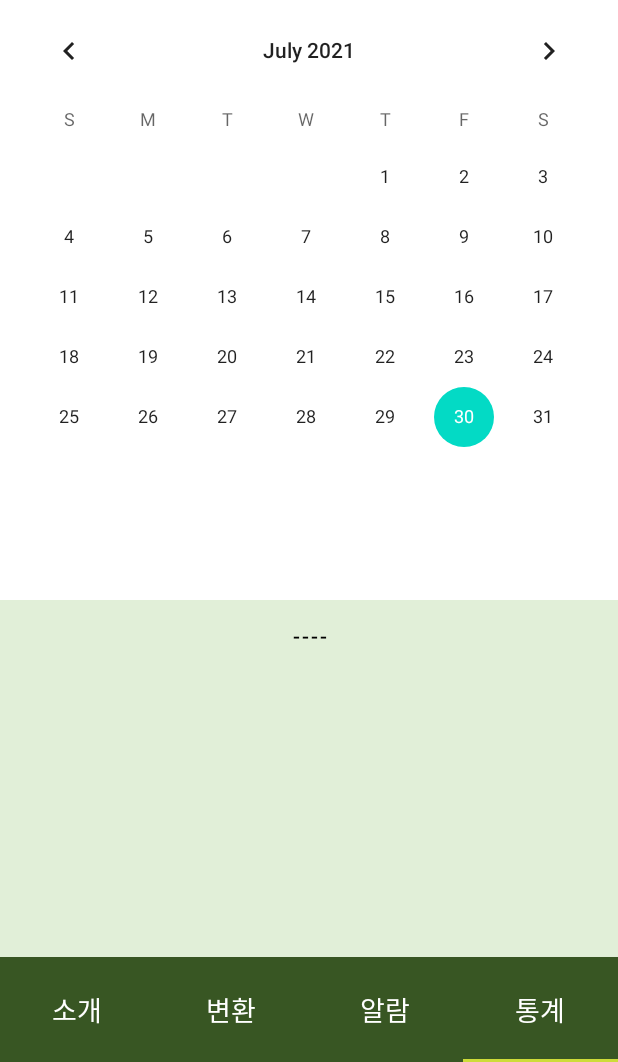
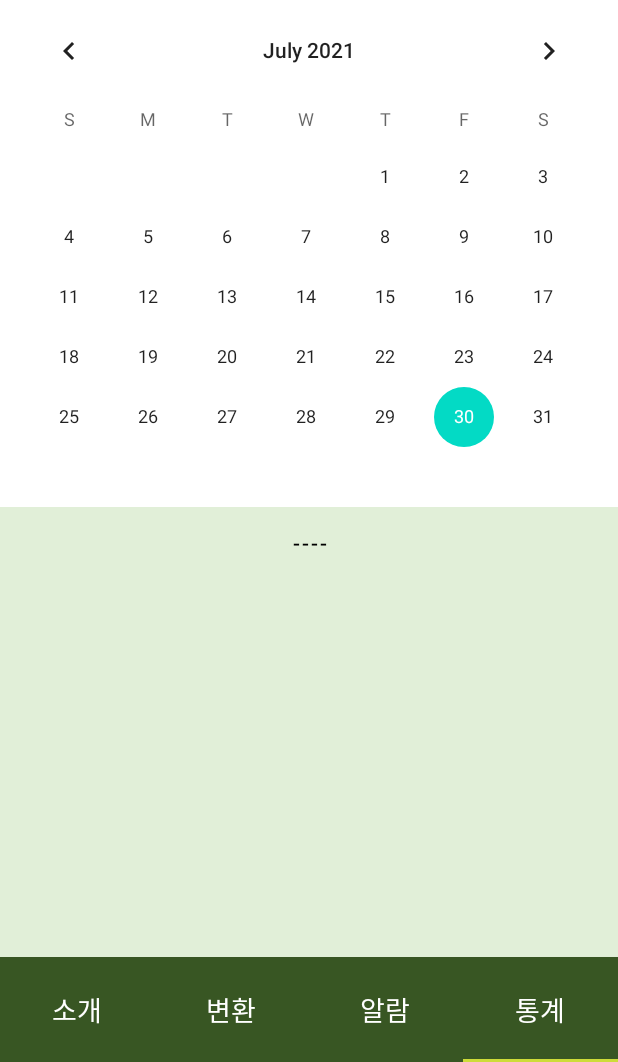
Before and after one commit to MinYeongPark/Ecoworker, an Android app: the screen it shows after launch (MainActivity), item 4 of the bottom bar chosen, on a phone screen of 412 x 824 dp, the part 174-1236 px from its top. Run offline under Robolectric (Android 15) with nearby library versions, the phone set to English and light mode, and no system bars.

Commit message:
잘 될지 모르겠지만

```diff
--- a/app/src/main/java/org/techtown/ecoworker/MainActivity.java
+++ b/app/src/main/java/org/techtown/ecoworker/MainActivity.java
@@ -1,8 +1,13 @@
 package org.techtown.ecoworker;
 
+import androidx.annotation.NonNull;
 import androidx.appcompat.app.AppCompatActivity;
 
+import android.media.Image;
 import android.os.Bundle;
+import android.view.View;
+import android.widget.ImageButton;
+import android.widget.Toast;
 
 import com.google.android.material.tabs.TabLayout;
 
@@ -17,6 +22,7 @@ public class MainActivity extends AppCompatActivity {
     fragment_change fragment2;
     fragment_alarm fragment3;
     fragment_stat fragment4;
+    ImageButton profile;
 
     @Override
     protected void onCreate(Bundle savedInstanceState) {
@@ -61,5 +67,14 @@ public class MainActivity extends AppCompatActivity {
 
             }
         });
+
+        profile = (ImageButton) findViewById(R.id.profile);
+        profile.setOnClickListener(new View.OnClickListener(){
+         public void onClick(View v){
+             Toast.makeText(getApplicationContext(), "눌린 거 확인용",
+                     Toast.LENGTH_SHORT).show();
+
+            }
+        });
     }
 }
--- a/app/src/main/java/org/techtown/ecoworker/change/fragment_change.java
+++ b/app/src/main/java/org/techtown/ecoworker/change/fragment_change.java
@@ -2,6 +2,7 @@ package org.techtown.ecoworker.change;
 
 import android.app.AlertDialog;
 import android.content.DialogInterface;
+import android.graphics.Color;
 import android.os.Bundle;
 import android.view.LayoutInflater;
 import android.view.View;
--- a/app/src/main/java/org/techtown/ecoworker/stat/fragment_stat.java
+++ b/app/src/main/java/org/techtown/ecoworker/stat/fragment_stat.java
@@ -1,9 +1,15 @@
 package org.techtown.ecoworker.stat;
 
+import android.app.AlertDialog;
+import android.content.DialogInterface;
 import android.os.Bundle;
 import android.view.LayoutInflater;
 import android.view.View;
 import android.view.ViewGroup;
+import android.widget.ArrayAdapter;
+import android.widget.Button;
+import android.widget.ImageButton;
+import android.widget.Spinner;
 
 import androidx.annotation.NonNull;
 import androidx.annotation.Nullable;
@@ -12,9 +18,10 @@ import androidx.fragment.app.Fragment;
 import org.techtown.ecoworker.R;
 
 public class fragment_stat extends Fragment {
-    @Nullable
     @Override
-    public View onCreateView(@NonNull LayoutInflater inflater, @Nullable ViewGroup container, @Nullable Bundle savedInstanceState) {
-        return inflater.inflate(R.layout.fragment_stat, container, false);
+    public View onCreateView(LayoutInflater inflater, ViewGroup container, Bundle savedInstanceState) {
+        ViewGroup rootview = (ViewGroup) inflater.inflate(R.layout.fragment_stat, container, false);
+
+        return rootview;
     }
 }
--- a/app/src/main/res/layout/activity_main.xml
+++ b/app/src/main/res/layout/activity_main.xml
@@ -1,5 +1,5 @@
-<?xml version="1.0" encoding="utf-8"?>
-<LinearLayout xmlns:android="http://schemas.android.com/apk/res/android"
+<LinearLayout
+    xmlns:android="http://schemas.android.com/apk/res/android"
     xmlns:app="http://schemas.android.com/apk/res-auto"
     xmlns:tools="http://schemas.android.com/tools"
     android:layout_width="match_parent"
@@ -7,13 +7,14 @@
     android:orientation="vertical"
     tools:context=".MainActivity">
 
-    <ImageView
+    <ImageButton
         android:id="@+id/profile"
         android:layout_width="wrap_content"
         android:layout_height="wrap_content"
         android:src="@drawable/profile"
         android:layout_gravity="right"
-        android:layout_margin="10dp"/>
+        android:layout_margin="10dp"
+        android:background="@android:color/transparent"/>
     <TextView
         android:layout_width="wrap_content"
         android:layout_height="wrap_content"
--- a/app/src/main/res/layout/fragment_change.xml
+++ b/app/src/main/res/layout/fragment_change.xml
@@ -56,14 +56,14 @@
             android:layout_width="match_parent"
             android:layout_height="wrap_content"
             android:orientation="vertical">
+
             <Button
                 android:id="@+id/Alarm"
                 android:layout_width="wrap_content"
                 android:layout_height="wrap_content"
-                android:text="알림 설정"
-                android:background="#e7e6e6"
                 android:layout_gravity="right"
-                android:layout_marginRight="37dp"/>
+                android:layout_marginRight="37dp"
+                android:text="알림 설정" />
         </LinearLayout>
         <LinearLayout
             android:layout_width="match_parent"
--- a/app/src/main/res/layout/fragment_stat.xml
+++ b/app/src/main/res/layout/fragment_stat.xml
@@ -1,13 +1,15 @@
-<?xml version="1.0" encoding="utf-8"?>
-<LinearLayout xmlns:android="http://schemas.android.com/apk/res/android"
+<LinearLayout
+    xmlns:android="http://schemas.android.com/apk/res/android"
+    xmlns:tools="http://schemas.android.com/tools"
     android:layout_width="match_parent"
     android:layout_height="match_parent"
     android:orientation="vertical">
 
     <CalendarView
-        android:id="@+id/Calendar2"
+        android:id="@+id/calendarView2"
         android:layout_width="match_parent"
-        android:layout_height="400dp"/>
+        android:layout_height="wrap_content"/>
+
     <RelativeLayout
         android:layout_width="match_parent"
         android:layout_height="match_parent"
@@ -17,7 +19,7 @@
             android:layout_centerHorizontal="true"
             android:layout_width="wrap_content"
             android:layout_height="wrap_content"
-            android:background="@android:color/transparent"
+            android:background="#00ff0000"
             android:text="----"
             android:textColor="@color/black"/>
     </RelativeLayout>
```
Also changed, not shown: app/src/main/java/org/techtown/ecoworker/alarm/fragment_alarm.java (+9 -27 lines), app/src/main/res/layout/fragment_alarm.xml (+11 -47 lines).
